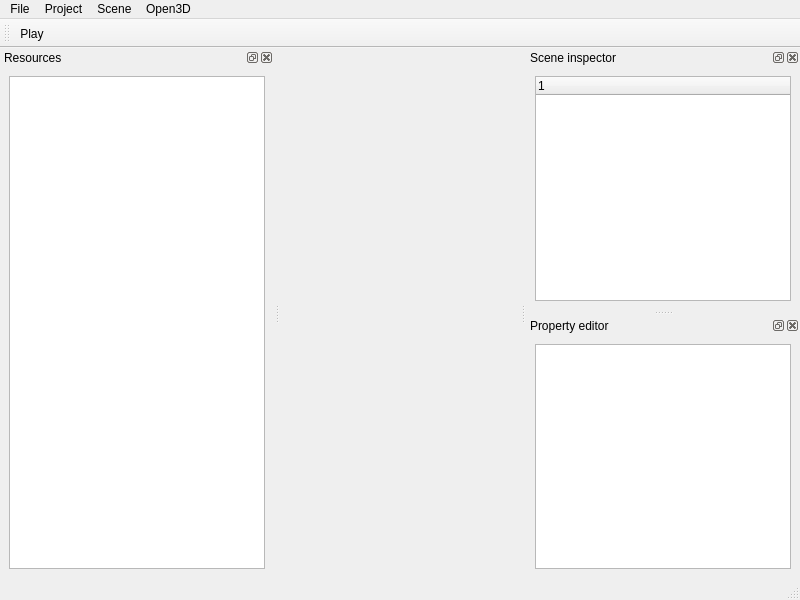
Old version of the form src/view/mainWindow.ui in the repository jsmtux/Op3nD.
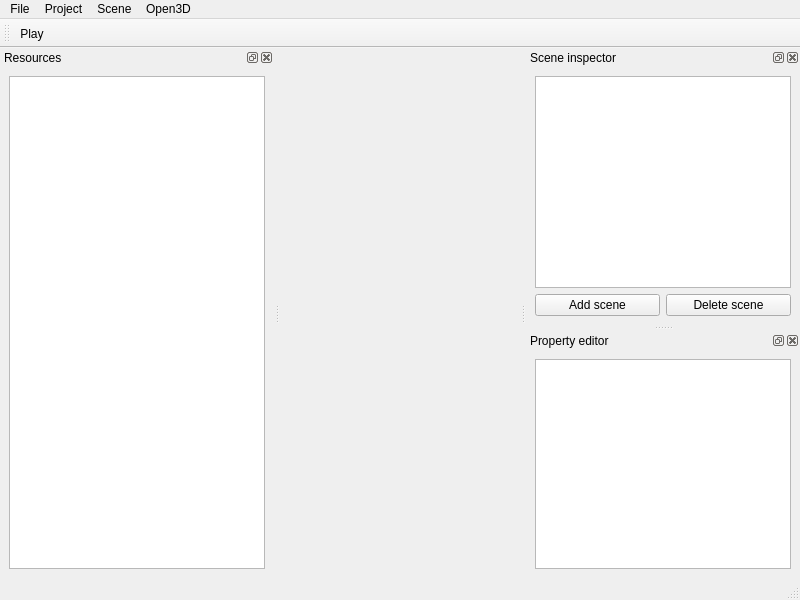
New version of the form. Custom widgets are drawn as their Qt base class.

```diff
--- a/src/view/mainWindow.ui
+++ b/src/view/mainWindow.ui
@@ -112,9 +112,12 @@
     <number>2</number>
    </attribute>
    <widget class="QWidget" name="dockWidgetContents_2">
-    <layout class="QHBoxLayout" name="horizontalLayout_3">
+    <layout class="QVBoxLayout" name="verticalLayout">
      <item>
       <widget class="QTreeWidget" name="twScene">
+       <attribute name="headerVisible">
+        <bool>false</bool>
+       </attribute>
        <column>
         <property name="text">
          <string notr="true">1</string>
@@ -122,6 +125,24 @@
        </column>
       </widget>
      </item>
+     <item>
+      <layout class="QHBoxLayout" name="horizontalLayout_3">
+       <item>
+        <widget class="QPushButton" name="pbAddScene">
+         <property name="text">
+          <string>Add scene</string>
+         </property>
+        </widget>
+       </item>
+       <item>
+        <widget class="QPushButton" name="pbDeleteScene">
+         <property name="text">
+          <string>Delete scene</string>
+         </property>
+        </widget>
+       </item>
+      </layout>
+     </item>
     </layout>
    </widget>
   </widget>
```
Left out of the diff: 4 changed lines with no effect on the pictures.
